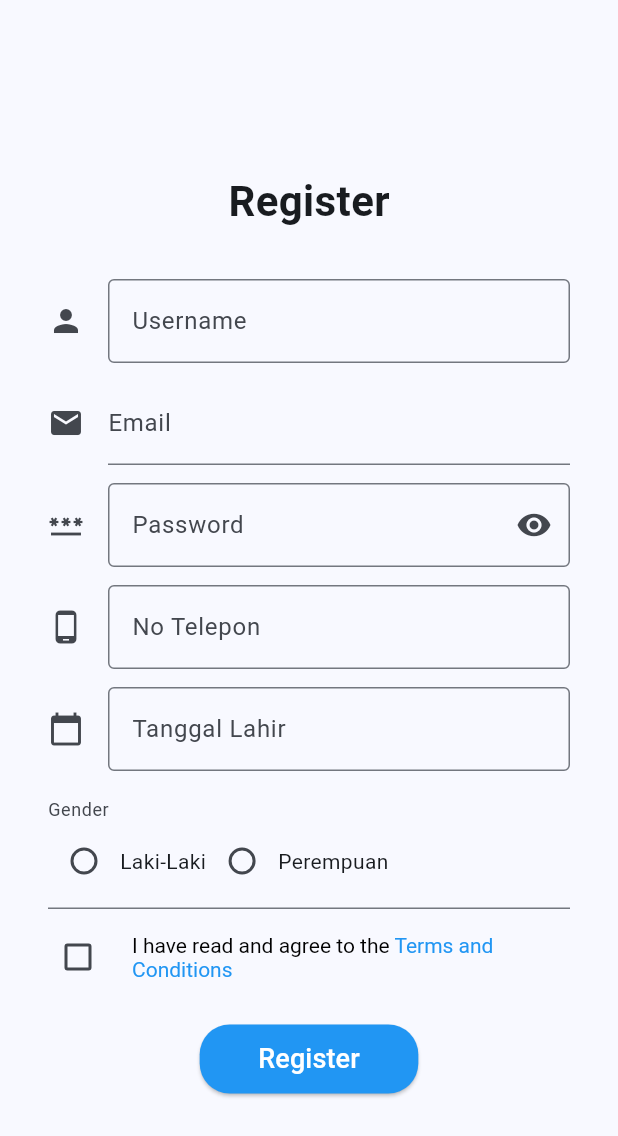
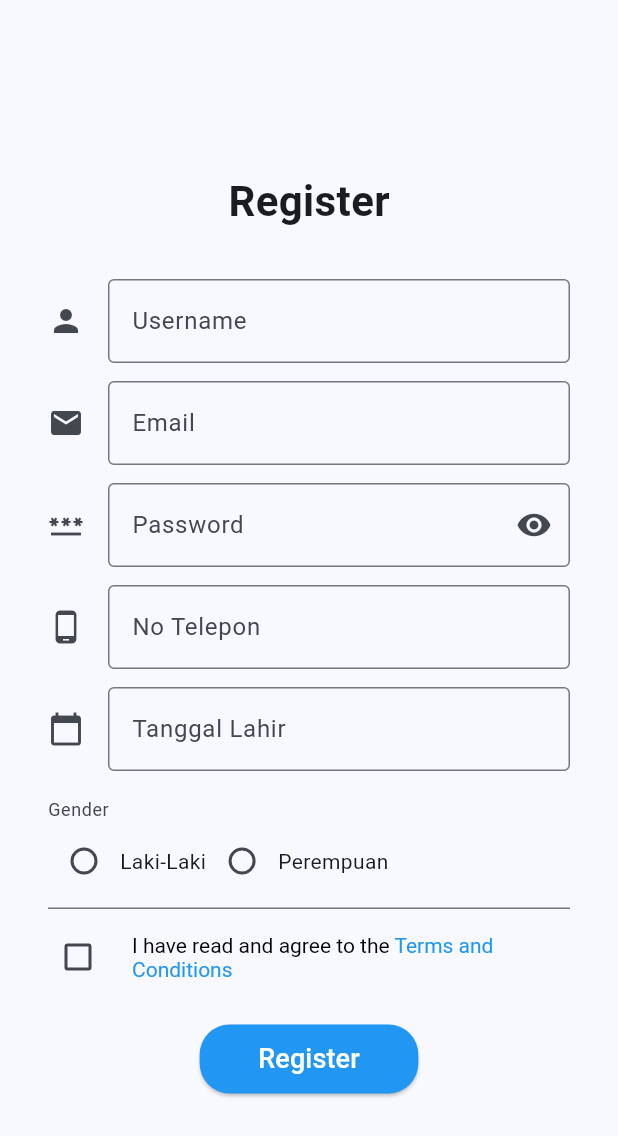
Before and after one commit to byonicku/hospitech, a Flutter app: the screen it shows after launch, after a tap on "Login", after a tap on "Belum punya akun ?", on a phone screen of 412 x 824 dp. Shown: the top 1136 px of the screen. Run offline on Flutter 3.47's test engine with Material 2 defaults, Android fonts, the phone set to English and light mode, and no system bars; drawn by our look-alikes of flutter_form_builder; our stand-ins replace form_builder_validators, sqflite; accounts and stored records are empty.

Commit message:
update: login

```diff
--- a/lib/View/login.dart
+++ b/lib/View/login.dart
@@ -3,6 +3,7 @@ import 'package:tugas_besar_hospital_pbp/component/form_component.dart';
 import 'package:tugas_besar_hospital_pbp/main.dart';
 import 'package:tugas_besar_hospital_pbp/View/register.dart';
 import 'package:tugas_besar_hospital_pbp/View/home.dart';
+import 'package:tugas_besar_hospital_pbp/database/sql_control.dart';
 
 class LoginView extends StatefulWidget {
   const LoginView({super.key});
@@ -115,34 +116,34 @@ class _LoginViewState extends State<LoginView> {
                     //* tombol login
                     ElevatedButton(
                       //* Fungsi yang dijalankan saat tombol ditekan.
-                      onPressed: () {
+                      onPressed: () async {
                         //* Cek statenya sudah valid atau belum valid
                         if (_formKey.currentState!.validate()) {
                           //* jika sudah valid, cek username dan password yang diinputkan pada form telah sesuai dengan data yang dibawah
                           //* dari halaman register atau belum
-                          // if (dataForm == null) {
-                          //   ScaffoldMessenger.of(context).showSnackBar(
-                          //     const SnackBar(
-                          //       duration: Duration(seconds: 2),
-                          //       content:
-                          //           Text('Anda belum terdaftar sebagai user!'),
-                          //     ),
-                          //   );
-                          // } else if (dataForm['username'] ==
-                          //         usernameController.text &&
-                          //     dataForm['password'] == passwordController.text) {
-                          //   Navigator.push(
-                          //       context,
-                          //       MaterialPageRoute(
-                          //           builder: (_) => const HomeView()));
-                          // } else {
-                          //   ScaffoldMessenger.of(context).showSnackBar(
-                          //     const SnackBar(
-                          //       content: Text(
-                          //           'Username atau password yang Anda masukkan salah'),
-                          //     ),
-                          //   );
-                          // }
+                          bool isRegistered = await checkLogin(
+                              usernameController.text, passwordController.text);
+                          if (!isRegistered) {
+                            ScaffoldMessenger.of(context).showSnackBar(
+                              const SnackBar(
+                                duration: Duration(seconds: 2),
+                                content:
+                                    Text('Anda belum terdaftar sebagai user!'),
+                              ),
+                            );
+                          } else if (isRegistered) {
+                            Navigator.push(
+                                context,
+                                MaterialPageRoute(
+                                    builder: (_) => const HomeView()));
+                          } else {
+                            ScaffoldMessenger.of(context).showSnackBar(
+                              const SnackBar(
+                                content: Text(
+                                    'Username atau password yang Anda masukkan salah'),
+                              ),
+                            );
+                          }
                         }
                       },
                       child: const Padding(
--- a/lib/View/register.dart
+++ b/lib/View/register.dart
@@ -90,6 +90,7 @@ class _RegisterViewState extends State<RegisterView> {
                           },
                           controller: emailController,
                           decoration: const InputDecoration(
+                            border: const OutlineInputBorder(),
                             hintText: "Email",
                             labelText: "Email",
                             icon: Icon(Icons.email),
--- a/lib/database/sql_control.dart
+++ b/lib/database/sql_control.dart
@@ -24,3 +24,8 @@ Future<String> checkEmail(String? email) async {
   final bool data = await SQLHelper.checkEmail(email);
   return data ? "Email sudah terdaftar" : "Email belum terdaftar";
 }
+
+Future<bool> checkLogin(String? username, String? password) async {
+  final bool data = await SQLHelper.checkLogin(username, password);
+  return data;
+}
```
Also changed, not shown: lib/database/sql_helper.dart (+8 -0 lines).
